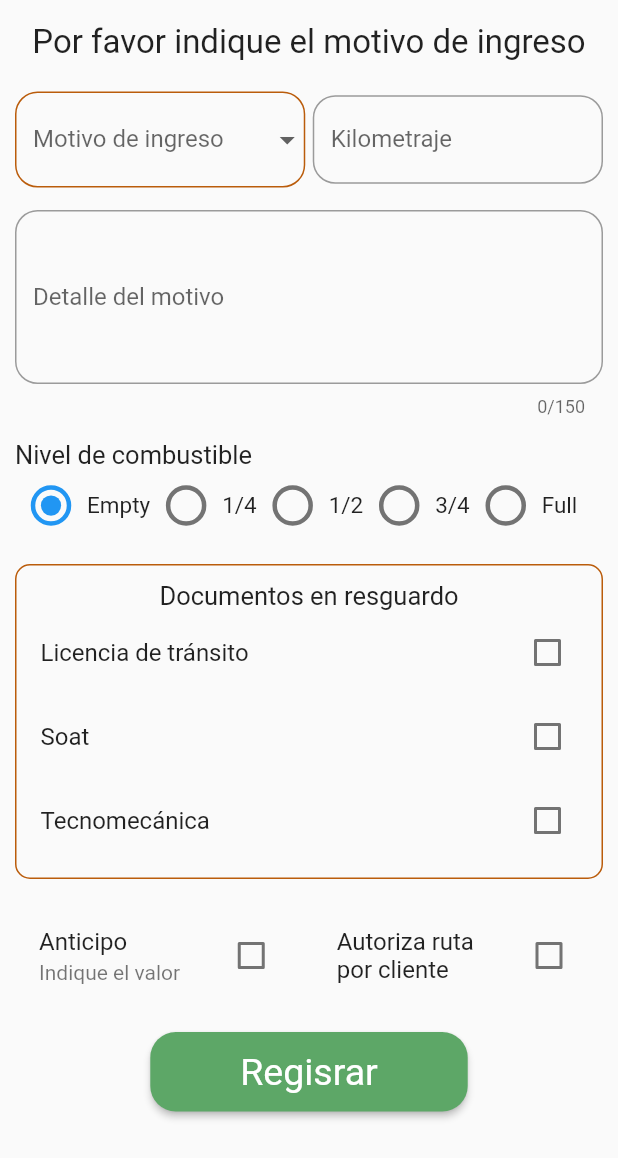
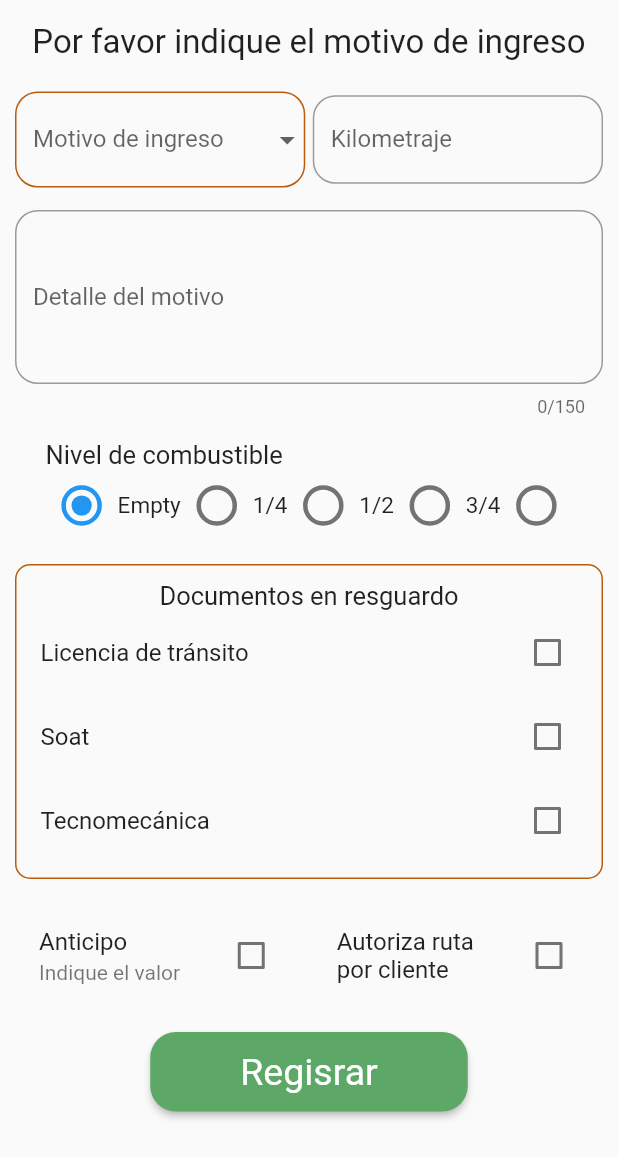
Before and after one commit to Valwolfor/Motorblycle-Clinic-Mobile, a Flutter app: the ViewReason widget shown alone on an empty page, opened directly, on a phone screen of 412 x 824 dp. Shown: the top 1158 px of the screen. Run offline on Flutter 3.47's test engine with Material 2 defaults, Android fonts, the phone set to English and light mode, and no system bars; our stand-ins replace accordion, cloud_firestore, firebase_auth, firebase_core, shared_preferences; accounts and stored records are empty.

Commit message:
correciones de release

```diff
--- a/motorcycle_clinic_mobile/lib/view/pages/detail_motorview.dart
+++ b/motorcycle_clinic_mobile/lib/view/pages/detail_motorview.dart
@@ -961,6 +961,7 @@ class _DetailMotorcycleState extends State<DetailMotorcycle> {
   }
 
   Widget builderTileServices(int index) {
+    //TODO: lanzar exception
     List<dynamic> _servicesList = [];
     _servicesList =
         widget.moto!.serviceOrdersMaps!["$index"]["listServices"]["services"];
--- a/motorcycle_clinic_mobile/lib/view/pages/moto_register.dart
+++ b/motorcycle_clinic_mobile/lib/view/pages/moto_register.dart
@@ -104,7 +104,7 @@ class _RegisterMotorcycleState extends State<RegisterMotorcycle>
           padding: const EdgeInsets.only(top: 10.0),
           //Para evitar la funcionalidad de los botones de las tabs
           child: IgnorePointer(
-            ignoring: true,
+            ignoring: false,
             child: TabBar(
               indicator: const BoxDecoration(
                 color: Color(0xff5DA767),
--- a/motorcycle_clinic_mobile/lib/view/pages/tabs/reason_tab_register.dart
+++ b/motorcycle_clinic_mobile/lib/view/pages/tabs/reason_tab_register.dart
@@ -237,7 +237,10 @@ class _ViewReasonState extends State<ViewReason> {
               textAlign: TextAlign.left,
               style: TextStyle(fontSize: 17.0),
             ),
-            Row(
+            FittedBox(
+              child: Row(
+                mainAxisAlignment: MainAxisAlignment.center,
+                mainAxisSize: MainAxisSize.max,
                 children: [
                   Transform.scale(
                     scale: 1.5,
@@ -315,12 +318,9 @@ class _ViewReasonState extends State<ViewReason> {
                       },
                     ),
                   ),
-                const Text(
-                  "Full",
-                  style: TextStyle(fontSize: 15.0),
+                ],
               ),
-              ],
-            )
+            ),
           ],
         ));
   }
```
Also changed, not shown: motorcycle_clinic_mobile/lib/view/pages/moto_records.dart (+6 -2 lines), motorcycle_clinic_mobile/lib/view/pages/tabs/services_tab_register.dart (+4 -3 lines). Lines whose indentation alone changed are shown as unchanged.
